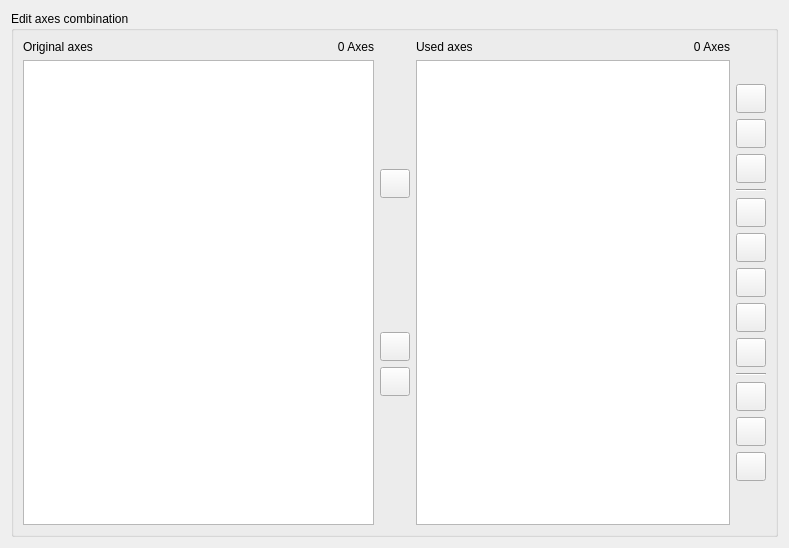
Before: the Qt Designer form libpvguiqt/src/PVAxesCombinationWidget.ui in squey/squey, drawn with Qt 5.
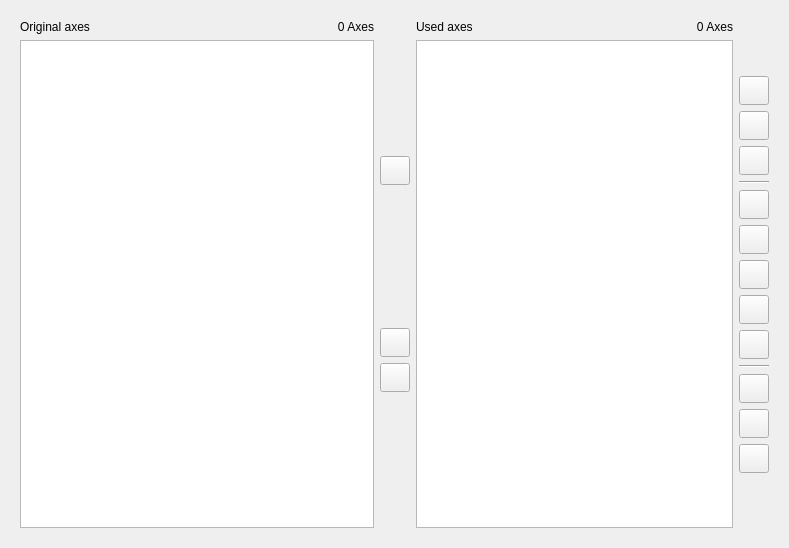
After: the same form once the commit is applied. Icons and pictures are not drawn.

Commit message: Simplify axes combination editor

What changed in the file:
```diff
--- a/libpvguiqt/src/PVAxesCombinationWidget.ui
+++ b/libpvguiqt/src/PVAxesCombinationWidget.ui
@@ -15,10 +15,7 @@
   </property>
   <layout class="QVBoxLayout" name="verticalLayout">
    <item>
-    <widget class="QGroupBox" name="groupBox">
-     <property name="title">
-      <string>Edit axes combination</string>
-     </property>
+    <widget class="QWidget" name="groupBox">
      <layout class="QHBoxLayout" name="horizontalLayout">
       <item>
        <layout class="QVBoxLayout" name="verticalLayout_3">
```
The commit also changes 1 other file.
